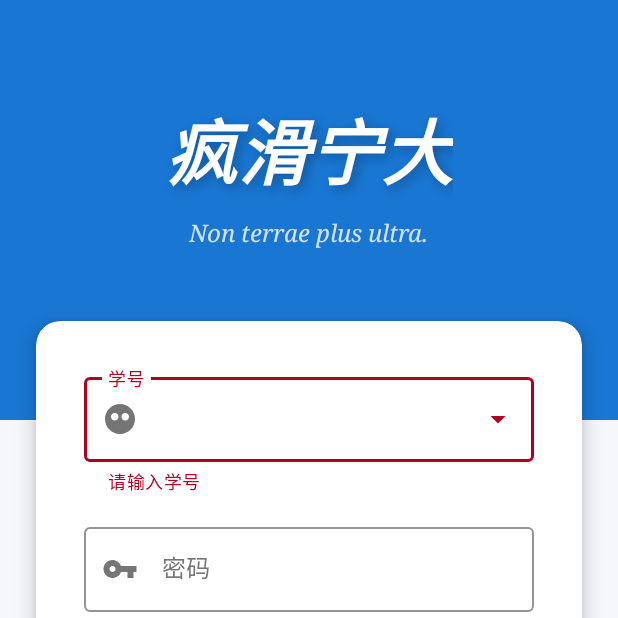
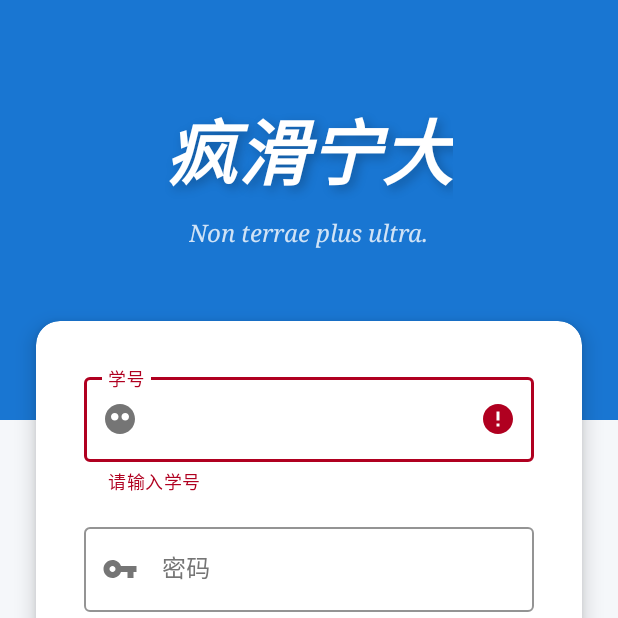
Before and after one commit to secondition/crazyslidenbu, an Android app: the screen it shows after launch (LoginActivity), after a tap on "登 录", on a phone screen of 412 x 824 dp, the top half of it. Run offline under Robolectric (Android 15) with nearby library versions, the phone set to English and light mode, and no system bars.

Commit message:
refactor: 登录页移除账号下拉与自动填充上次账号
移除登录页用户名下拉选择功能及相关适配器，用户名输入框改为普通文本输入。新增登录后自动保存账号密码，并在下次进入时自动填充上次登录的账号密码，提升便捷性。同步清理SignActivity相关回传逻辑及UserManager增加最后登录账号管理。

```diff
--- a/app/src/main/java/com/example/nbu/LoginActivity.kt
+++ b/app/src/main/java/com/example/nbu/LoginActivity.kt
@@ -11,8 +11,6 @@ import android.view.LayoutInflater
 import android.view.View
 import android.view.ViewGroup
 import android.view.inputmethod.InputMethodManager
-import android.widget.ArrayAdapter
-import android.widget.AutoCompleteTextView
 import android.widget.TextView
 import android.widget.Toast
 import androidx.activity.result.contract.ActivityResultContracts
@@ -44,7 +42,6 @@ class LoginActivity : AppCompatActivity() {
     // 使用全局共享的 ApiService（已预加载登录页面）
     private val apiService by lazy { NbuApplication.apiService }
     private lateinit var userManager: UserManager
-    private var userAdapter: ArrayAdapter<DropdownItem>? = null
 
     // 版本号连续点击计数
     private var versionClickCount = 0
@@ -52,16 +49,10 @@ class LoginActivity : AppCompatActivity() {
     private val VERSION_CLICK_TIMEOUT = 1000L // 1秒内的点击才算连续点击
     private val VERSION_CLICK_TARGET = 5 // 需要连续点击5次
 
-    // 用于接收 SignActivity 返回结果
+    // 用于启动 SignActivity
     private val signActivityLauncher = registerForActivityResult(
         ActivityResultContracts.StartActivityForResult()
-    ) { result ->
-        if (result.resultCode == SignActivity.RESULT_CLEAR_INPUT) {
-            // 清除输入框内容
-            binding.etUsername.setText("")
-            binding.etPassword.setText("")
-        }
-    }
+    ) { }
 
     override fun onCreate(savedInstanceState: Bundle?) {
         super.onCreate(savedInstanceState)
@@ -74,7 +65,7 @@ class LoginActivity : AppCompatActivity() {
         userManager = UserManager(this)
 
         setupViews()
-        loadUsers()
+        loadLastLogin()
         showVersionInfo()
     }
 
@@ -90,18 +81,6 @@ class LoginActivity : AppCompatActivity() {
             hideKeyboard()
             performLogin()
             true
-        }
-
-        // 用户名下拉选择监听
-        (binding.etUsername as? AutoCompleteTextView)?.setOnItemClickListener { _, _, position, _ ->
-            val selectedItem = userAdapter?.getItem(position) ?: return@setOnItemClickListener
-
-            if (selectedItem is DropdownItem.UserItem) {
-                // 选择了一个用户
-                val user = selectedItem.user
-                binding.etUsername.setText(user.username)
-                binding.etPassword.setText(user.password)
-            }
         }
 
         // 版本号连续点击5次打开账号管理
@@ -123,21 +102,6 @@ class LoginActivity : AppCompatActivity() {
                 showUserManagementDialog()
             }
         }
-    }
-
-    /**
-     * 加载已保存的用户列表到下拉框
-     */
-    private fun loadUsers() {
-        val users = userManager.getAllUsers()
-        val items = mutableListOf<DropdownItem>()
-
-        // 添加所有用户
-        items.addAll(users.map { DropdownItem.UserItem(it) })
-
-        userAdapter = UserDropdownAdapter(this, items)
-
-        (binding.etUsername as? AutoCompleteTextView)?.setAdapter(userAdapter)
     }
 
     /**
@@ -186,7 +150,6 @@ class LoginActivity : AppCompatActivity() {
 
             val user = User(username, password, remark)
             userManager.saveUser(user)
-            loadUsers()
 
             Toast.makeText(this, "保存成功", Toast.LENGTH_SHORT).show()
 
@@ -253,7 +216,6 @@ class LoginActivity : AppCompatActivity() {
                         .setPositiveButton("删除") { _, _ ->
                             userManager.deleteUser(user.username)
                             refreshList()
-                            loadUsers()
                         }
                         .setNegativeButton("取消", null)
                         .show()
@@ -303,6 +265,9 @@ class LoginActivity : AppCompatActivity() {
         } else {
             binding.tilPassword.error = null
         }
+
+        // 保存当前登录的账号密码
+        userManager.saveLastLogin(username, password)
 
         // 检查是否有该用户的缓存 Session（5分钟内有效）
         val cachedSession = userManager.getCachedSession(username)
@@ -381,6 +346,17 @@ class LoginActivity : AppCompatActivity() {
         }
     }
 
+    /**
+     * 加载上次登录的账号密码
+     */
+    private fun loadLastLogin() {
+        val lastLogin = userManager.getLastLogin()
+        if (lastLogin != null) {
+            binding.etUsername.setText(lastLogin.first)
+            binding.etPassword.setText(lastLogin.second)
+        }
+    }
+
     private fun showVersionInfo() {
         try {
             val packageInfo = packageManager.getPackageInfo(packageName, 0)
@@ -415,27 +391,3 @@ class LoginActivity : AppCompatActivity() {
         }
     }
 }
-
-sealed class DropdownItem {
-    data class UserItem(val user: User) : DropdownItem() {
-        override fun toString(): String = user.displayName
-    }
-}
-
-class UserDropdownAdapter(context: Context, items: List<DropdownItem>) :
-    ArrayAdapter<DropdownItem>(context, 0, items) {
-
-    override fun getView(position: Int, convertView: View?, parent: ViewGroup): View {
-        val view = convertView ?: LayoutInflater.from(context).inflate(R.layout.item_user_dropdown, parent, false)
-
-        val item = getItem(position)
-        val tvTitle = view.findViewById<TextView>(R.id.tvTitle)
-
-        if (item is DropdownItem.UserItem) {
-            tvTitle.text = item.user.displayName
-            tvTitle.setTextColor(context.getColor(R.color.text_primary))
-        }
-
-        return view
-    }
-}
--- a/app/src/main/java/com/example/nbu/SignActivity.kt
+++ b/app/src/main/java/com/example/nbu/SignActivity.kt
@@ -24,7 +24,6 @@ class SignActivity : AppCompatActivity() {
     companion object {
         const val EXTRA_JSESSION_ID = "jsession_id"
         const val EXTRA_USERNAME = "username"
-        const val RESULT_CLEAR_INPUT = 1001
     }
 
     private lateinit var binding: ActivitySignBinding
@@ -83,8 +82,6 @@ class SignActivity : AppCompatActivity() {
         }
 
         binding.toolbar.setNavigationOnClickListener {
-            // 设置结果码通知 LoginActivity 清除输入框
-            setResult(RESULT_CLEAR_INPUT)
             onBackPressedDispatcher.onBackPressed()
         }
     }
--- a/app/src/main/java/com/example/nbu/util/UserManager.kt
+++ b/app/src/main/java/com/example/nbu/util/UserManager.kt
@@ -19,6 +19,8 @@ class UserManager(context: Context) {
         private const val KEY_USERS = "users"
         private const val KEY_PREFIX_JSESSIONID = "jsessionid_"
         private const val KEY_PREFIX_SAVE_TIME = "save_time_"
+        private const val KEY_LAST_USERNAME = "last_username"
+        private const val KEY_LAST_PASSWORD = "last_password"
 
         // Session 有效时间（毫秒）- 20 分钟内直接使用，超过则重新获取
         private const val SESSION_EXPIRE_TIME = 20 * 60 * 1000L
@@ -119,4 +121,29 @@ class UserManager(context: Context) {
             .remove(KEY_PREFIX_SAVE_TIME + username)
             .apply()
     }
+
+    // ==================== 最后登录账号管理 ====================
+
+    /**
+     * 保存最后登录的账号密码
+     */
+    fun saveLastLogin(username: String, password: String) {
+        prefs.edit()
+            .putString(KEY_LAST_USERNAME, username)
+            .putString(KEY_LAST_PASSWORD, password)
+            .apply()
+    }
+
+    /**
+     * 获取最后登录的账号密码
+     */
+    fun getLastLogin(): Pair<String, String>? {
+        val username = prefs.getString(KEY_LAST_USERNAME, null)
+        val password = prefs.getString(KEY_LAST_PASSWORD, null)
+        return if (username != null && password != null) {
+            Pair(username, password)
+        } else {
+            null
+        }
+    }
 }
--- a/app/src/main/res/layout/activity_login.xml
+++ b/app/src/main/res/layout/activity_login.xml
@@ -74,10 +74,10 @@
                 android:orientation="vertical"
                 android:padding="32dp">
 
-                <!-- 用户名输入框（带下拉选择） -->
+                <!-- 用户名输入框 -->
                 <com.google.android.material.textfield.TextInputLayout
                     android:id="@+id/tilUsername"
-                    style="@style/Widget.MaterialComponents.TextInputLayout.OutlinedBox.ExposedDropdownMenu"
+                    style="@style/Widget.MaterialComponents.TextInputLayout.OutlinedBox"
                     android:layout_width="match_parent"
                     android:layout_height="wrap_content"
                     android:layout_marginBottom="16dp"
@@ -88,15 +88,13 @@
                     app:startIconDrawable="@drawable/ic_user_alien"
                     app:startIconTint="@color/text_secondary">
 
-                    <AutoCompleteTextView
+                    <com.google.android.material.textfield.TextInputEditText
                         android:id="@+id/etUsername"
                         android:layout_width="match_parent"
                         android:layout_height="wrap_content"
                         android:inputType="text"
                         android:maxLines="1"
                         android:textColor="@color/text_primary"
-                        android:dropDownVerticalOffset="4dp"
-                        android:popupBackground="@drawable/bg_popup_menu"
                         android:imeOptions="actionNext" />
 
                 </com.google.android.material.textfield.TextInputLayout>
```
